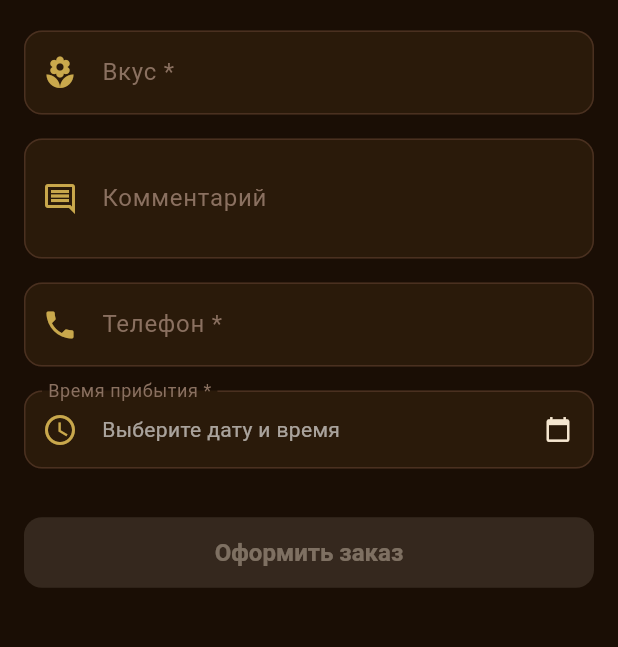
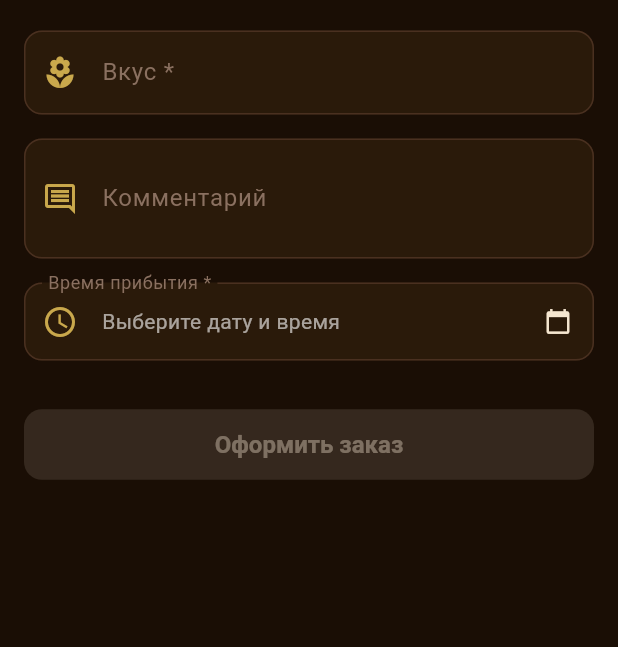
Before and after one commit to Miroshinsv/hookah-userapp, a Flutter app: the NewOrderScreen screen opened directly with empty values, on a phone screen of 412 x 824 dp, the part 139-786 px from its top. Run offline on Flutter 3.47's test engine with Material 3 defaults, Android fonts, the phone set to English and light mode, and no system bars; our stand-ins replace flutter_local_notifications, flutter_map, flutter_secure_storage, geolocator, graphql_flutter, latlong2 and 1 more; accounts and stored records are empty; network calls fail.

Commit message:
remove phone from create order screen

```diff
--- a/lib/screens/order/new_order_screen.dart
+++ b/lib/screens/order/new_order_screen.dart
@@ -1,5 +1,4 @@
 import 'package:flutter/material.dart';
-import 'package:flutter/services.dart';
 import 'package:graphql_flutter/graphql_flutter.dart';
 import 'package:provider/provider.dart';
 import '../../core/auth/auth_state.dart';
@@ -15,30 +14,17 @@ class NewOrderScreen extends StatefulWidget {
 }
 
 class _NewOrderScreenState extends State<NewOrderScreen> {
-  final _formKey       = GlobalKey<FormState>();
-  final _flavorCtrl    = TextEditingController();
-  final _commentCtrl   = TextEditingController();
-  final _phoneCtrl     = TextEditingController();
+  final _formKey    = GlobalKey<FormState>();
+  final _flavorCtrl = TextEditingController();
+  final _commentCtrl = TextEditingController();
   DateTime? _arrivalAt;
   String?   _error;
   bool      _loading = false;
-  bool      _initialized = false;
-
-  @override
-  void didChangeDependencies() {
-    super.didChangeDependencies();
-    if (!_initialized) {
-      _initialized = true;
-      final phone = context.read<AuthState>().phone;
-      if (phone != null) _phoneCtrl.text = phone;
-    }
-  }
 
   @override
   void dispose() {
     _flavorCtrl.dispose();
     _commentCtrl.dispose();
-    _phoneCtrl.dispose();
     super.dispose();
   }
 
@@ -81,7 +67,7 @@ class _NewOrderScreenState extends State<NewOrderScreen> {
         loungeId:  lounge.id,
         flavor:    _flavorCtrl.text.trim(),
         comment:   _commentCtrl.text.trim().isEmpty ? null : _commentCtrl.text.trim(),
-        phone:     _phoneCtrl.text.trim(),
+        phone:     auth.phone ?? '',
         firstName: auth.firstName,
         lastName:  auth.lastName,
         arrivalAt: _arrivalAt!.toUtc().toIso8601String(),
@@ -100,12 +86,13 @@ class _NewOrderScreenState extends State<NewOrderScreen> {
 
     final orderData = result.data?['createOrder'] as Map<String, dynamic>?;
     if (orderData != null) {
+      final auth = context.read<AuthState>();
       final order = Order.fromJson({
         ...orderData,
         'loungeId':  lounge.id,
         'flavor':    _flavorCtrl.text,
         'comment':   _commentCtrl.text,
-        'phone':     _phoneCtrl.text,
+        'phone':     auth.phone ?? '',
         'arrivalAt': _arrivalAt?.toUtc().toIso8601String(),
       });
       Navigator.pushReplacementNamed(context, '/order',
@@ -155,18 +142,6 @@ class _NewOrderScreenState extends State<NewOrderScreen> {
                 maxLines: 2,
               ),
               const SizedBox(height: 16),
-              TextFormField(
-                controller: _phoneCtrl,
-                keyboardType: TextInputType.phone,
-                textInputAction: TextInputAction.next,
-                inputFormatters: [FilteringTextInputFormatter.allow(RegExp(r'[\d\+\-\(\) ]'))],
-                decoration: const InputDecoration(
-                  labelText: 'Телефон *',
-                  prefixIcon: Icon(Icons.phone),
-                ),
-                validator: (v) => v == null || v.isEmpty ? 'Укажите телефон' : null,
-              ),
-              const SizedBox(height: 16),
               InkWell(
                 onTap: _pickDateTime,
                 borderRadius: BorderRadius.circular(12),
```
